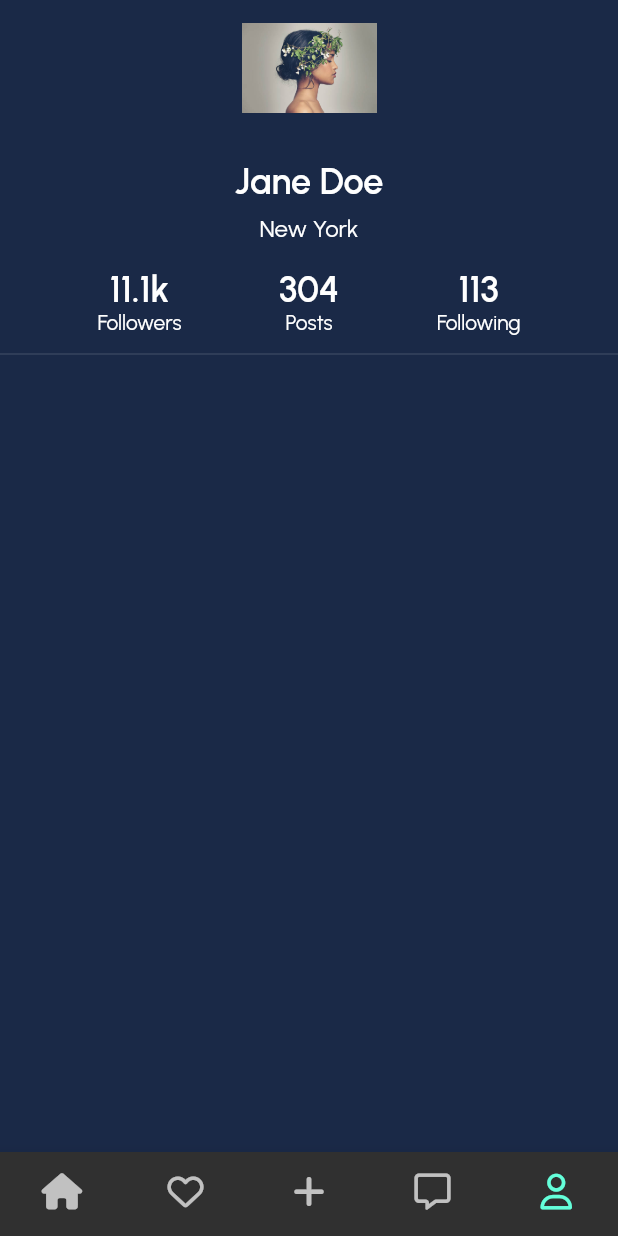
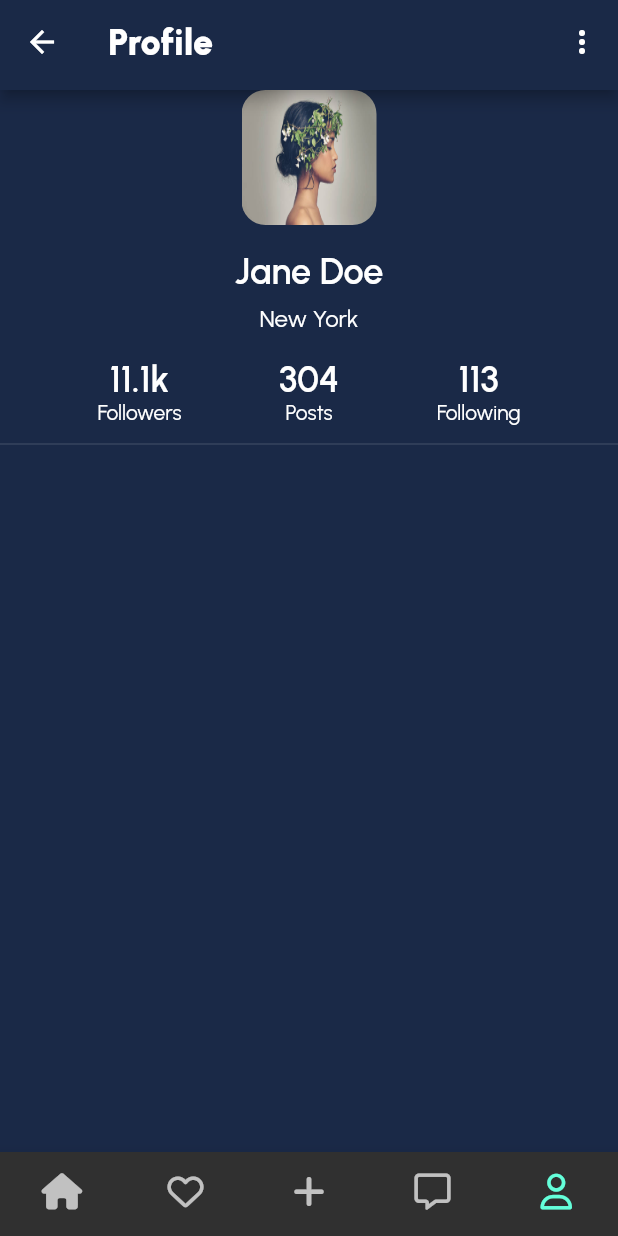
Before and after one commit to dequilla3/flutter_full_course, a Flutter app: the MainPage screen opened by its route, item 5 of the bottom bar chosen, on a phone screen of 412 x 824 dp. Run offline on Flutter 3.47's test engine with Material 2 defaults, Android fonts, the phone set to English and light mode, and no system bars; our stand-ins replace font_awesome_flutter.

Commit message:
feat: added edit profile and appconfig

```diff
--- a/lib/components/toolbar.dart
+++ b/lib/components/toolbar.dart
@@ -1,5 +1,6 @@
 import 'package:flutter/material.dart';
 import 'package:flutter_full_course/style/app_colors.dart';
+import 'package:flutter_full_course/style/app_text.dart';
 
 class ToolBar extends StatelessWidget implements PreferredSizeWidget {
   final String title;
@@ -10,7 +11,10 @@ class ToolBar extends StatelessWidget implements PreferredSizeWidget {
   Widget build(BuildContext context) {
     return AppBar(
         backgroundColor: AppColors.background,
-        title: Text(title),
+        title: Text(
+          title,
+          style: AppText.header1,
+        ),
         centerTitle: false,
         actions: actions);
   }
--- /dev/null
+++ b/lib/components/user_avatar.dart
@@ -0,0 +1,19 @@
+import 'package:flutter/material.dart';
+
+class UserAvatar extends StatelessWidget {
+  final double size;
+  const UserAvatar({super.key, this.size = 40});
+
+  @override
+  Widget build(BuildContext context) {
+    return ClipRRect(
+      borderRadius: const BorderRadius.all(Radius.circular(16)),
+      child: Image.asset(
+        'assets/temp/janedoe.jpg',
+        width: size,
+        height: size,
+        fit: BoxFit.fill,
+      ),
+    );
+  }
+}
--- /dev/null
+++ b/lib/config/app_routes.dart
@@ -0,0 +1,18 @@
+import 'package:flutter_full_course/pages/edit_profile_page.dart';
+import 'package:flutter_full_course/pages/home_page.dart';
+import 'package:flutter_full_course/pages/login_page.dart';
+import 'package:flutter_full_course/pages/main_page.dart';
+
+class AppRoutes {
+  static const loginPage = '/';
+  static const homePage = '/home';
+  static const mainPage = '/main';
+  static const editProfilePage = '/edit_profile';
+
+  static final pages = {
+    '/': (context) => const LoginPage(),
+    '/home': (context) => HomePage(),
+    '/main': (context) => const MainPage(),
+    '/edit_profile': (context) => const EditProfilePage()
+  };
+}
--- a/lib/pages/home_page.dart
+++ b/lib/pages/home_page.dart
@@ -11,8 +11,9 @@ class HomePage extends StatelessWidget {
   Widget build(Object context) {
     mockUsersFromServer();
     return Scaffold(
-        appBar: const ToolBar(
-            title: 'TestFlutters', actions: [Icon(Icons.location_on)]),
+        appBar: ToolBar(title: 'TestFlutters', actions: [
+          IconButton(onPressed: () {}, icon: const Icon(Icons.location_on))
+        ]),
         body: ListView.separated(
             itemBuilder: (context, index) {
               return PostItem(user: users[index]);
--- a/lib/pages/main_page.dart
+++ b/lib/pages/main_page.dart
@@ -47,6 +47,6 @@ class _MainPageState extends State<MainPage> {
     const Center(child: Text('Favorite')),
     const Center(child: Text('Add Post')),
     const Center(child: Text('Message')),
-    ProfilePage(),
+    const ProfilePage(),
   ];
 }
--- a/lib/pages/profile_page.dart
+++ b/lib/pages/profile_page.dart
@@ -1,6 +1,10 @@
 import 'package:flutter/material.dart';
-import 'package:flutter/widgets.dart';
+import 'package:flutter_full_course/components/toolbar.dart';
+import 'package:flutter_full_course/components/user_avatar.dart';
+import 'package:flutter_full_course/config/app_routes.dart';
 import 'package:flutter_full_course/style/app_text.dart';
+
+enum ProfileMenu { edit, logout }
 
 class ProfilePage extends StatelessWidget {
   const ProfilePage({super.key});
@@ -8,30 +12,53 @@ class ProfilePage extends StatelessWidget {
   @override
   Widget build(BuildContext context) {
     return Scaffold(
-      body: Column(children: [
-        Image.asset(
-          'assets/temp/janedoe.jpg',
-          width: 90,
-          height: 90,
-        ),
-        const SizedBox(
+      appBar: ToolBar(
+        title: 'Profile',
+        actions: [
+          PopupMenuButton<ProfileMenu>(onSelected: (value) {
+            switch (value) {
+              case ProfileMenu.edit:
+                Navigator.of(context).pushNamed(AppRoutes.editProfilePage);
+                break;
+              case ProfileMenu.logout:
+                print('logout');
+                break;
+              default:
+            }
+          }, itemBuilder: (context) {
+            return [
+              const PopupMenuItem(
+                value: ProfileMenu.edit,
+                child: Row(children: [Icon(Icons.edit), Text('Edit')]),
+              ),
+              const PopupMenuItem(
+                value: ProfileMenu.logout,
+                child: Row(children: [Icon(Icons.logout), Text('Log out')]),
+              ),
+            ];
+          })
+        ],
+      ),
+      body: const Column(children: [
+        UserAvatar(size: 90),
+        SizedBox(
           height: 16,
         ),
-        const Text(
+        Text(
           'Jane Doe',
           style: AppText.header2,
         ),
-        const SizedBox(
+        SizedBox(
           height: 8,
         ),
-        const Text(
+        Text(
           'New York',
           style: AppText.subtitle13,
         ),
-        const SizedBox(
+        SizedBox(
           height: 16,
         ),
-        const Row(
+        Row(
           mainAxisAlignment: MainAxisAlignment.spaceEvenly,
           children: [
             Column(
@@ -63,7 +90,7 @@ class ProfilePage extends StatelessWidget {
             )
           ],
         ),
-        const Divider(
+        Divider(
           thickness: 1,
           height: 24,
         )
--- a/lib/style/app_colors.dart
+++ b/lib/style/app_colors.dart
@@ -9,4 +9,5 @@ class AppColors {
   static const background = Color(0xff1A2947);
   static const black = Color(0xff000000);
   static const white = Color(0xffffffff);
+  static final fieldColor = const Color(0xffD9D9D9).withOpacity(0.5);
 }
```
Also changed, not shown: lib/components/app_text_field.dart (added, +23 -0 lines), lib/main.dart (+2 -8 lines), lib/pages/edit_profile_page.dart (added, +146 -0 lines), lib/pages/login_page.dart (+7 -18 lines).
